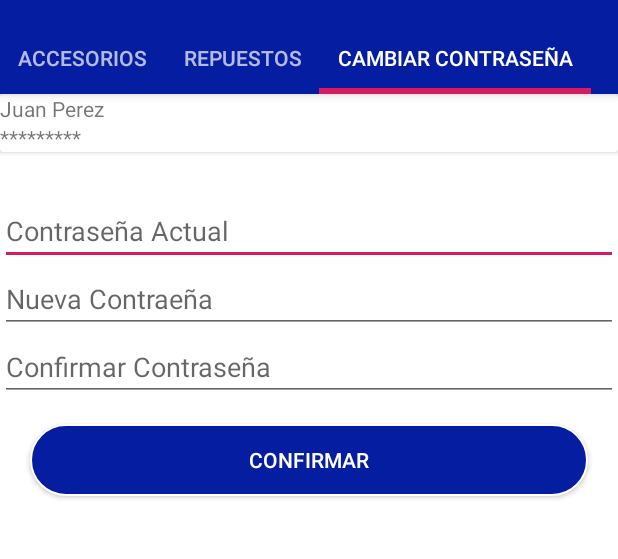
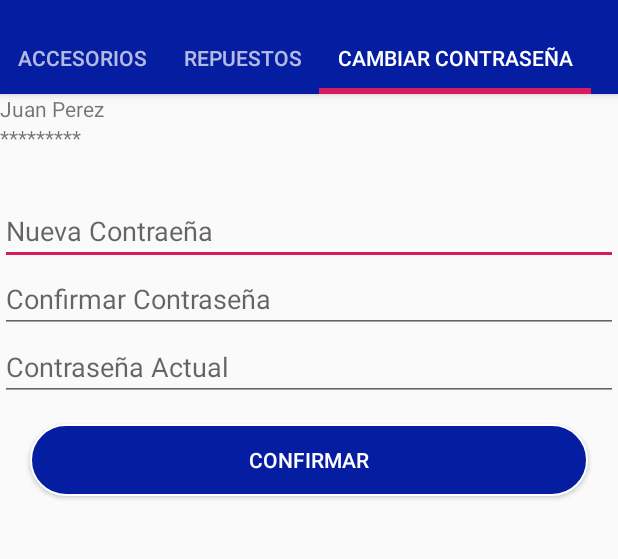
Before and after one commit to AndresGarciaPerez/SistemaInventariosAndroid, an Android app: the screen it shows after launch (MainActivity), in the options menu, after a tap on "Cambiar contraseña", on a phone screen of 412 x 824 dp, the part 62-621 px from its top. Run offline under Robolectric (Android 15) with nearby library versions, the phone set to English and light mode, and no system bars.

Commit message:
se quito la opcion de elegir pantalla y se complento modo noche y modo ingles

```diff
--- a/app/src/main/java/com/electivaIII/sistemainventario/fragments/ChangePassword.java
+++ b/app/src/main/java/com/electivaIII/sistemainventario/fragments/ChangePassword.java
@@ -31,6 +31,9 @@ public class ChangePassword extends Fragment {
     @Override
     public View onCreateView(LayoutInflater inflater, ViewGroup container,
                              Bundle savedInstanceState) {
+        if (container!=null){
+            container.removeAllViews();
+        }
         // Inflate the layout for this fragment
         View v = inflater.inflate(R.layout.fragment_change_password, container, false);
         btnConfirmar = v.findViewById(R.id.btnConfirmar);
--- a/app/src/main/java/com/electivaIII/sistemainventario/fragments/Preferences.java
+++ b/app/src/main/java/com/electivaIII/sistemainventario/fragments/Preferences.java
@@ -48,7 +48,7 @@ public class Preferences extends Fragment {
         inglesSwitch = v.findViewById(R.id.swIngles);
         tvNoche = v.findViewById(R.id.tvNoche);
         tvIngles = v.findViewById(R.id.tvIngles);
-        tvPantalla = v.findViewById(R.id.tvPantalla);
+        //tvPantalla = v.findViewById(R.id.tvPantalla);
         tvSesion = v.findViewById(R.id.tvSesion);
 
         SharedPreferences idioma = getActivity().getSharedPreferences("idioma",Context.MODE_PRIVATE);
@@ -57,8 +57,7 @@ public class Preferences extends Fragment {
             tvNoche.setText("DarkMode");
             tvSesion.setText("keep session active");
             tvIngles.setText("change to Spanish");
-            tvPantalla.setText("Select start view");
-
+           // tvPantalla.setText("Select start view");
         }
 
 
@@ -77,7 +76,7 @@ public class Preferences extends Fragment {
                     tvNoche.setText("Modo noche");
                     tvSesion.setText("Mantener sesion activa");
                     tvIngles.setText("Cambiar a idioma ingles");
-                    tvPantalla.setText("Seleccionar pantalla de inicio");
+                   // tvPantalla.setText("Seleccionar pantalla de inicio");
 
                     SharedPreferences idioma = getActivity().getSharedPreferences("idioma",Context.MODE_PRIVATE);
                     SharedPreferences.Editor editor = idioma.edit();
--- a/app/src/main/res/layout/fragment_change_password.xml
+++ b/app/src/main/res/layout/fragment_change_password.xml
@@ -3,7 +3,6 @@
     xmlns:tools="http://schemas.android.com/tools"
     android:layout_width="match_parent"
     android:layout_height="match_parent"
-    android:background="#fff"
     android:clickable="true"
     android:focusable="true"
     tools:context=".fragments.ChangePassword">
@@ -12,10 +11,6 @@
         android:layout_width="match_parent"
         android:layout_height="match_parent"
         android:orientation="vertical">
-
-        <androidx.cardview.widget.CardView
-            android:layout_width="match_parent"
-            android:layout_height="wrap_content">
 
         <LinearLayout
             android:layout_width="match_parent"
@@ -35,21 +30,11 @@
                 android:text="*********" />
         </LinearLayout>
 
-        </androidx.cardview.widget.CardView>
-
         <LinearLayout
             android:layout_width="match_parent"
             android:layout_height="match_parent"
             android:layout_marginTop="30dp"
             android:orientation="vertical">
-
-            <EditText
-                android:id="@+id/edtActual"
-                android:layout_width="match_parent"
-                android:layout_height="wrap_content"
-                android:ems="10"
-                android:hint="Contraseña Actual"
-                android:inputType="textPersonName" />
 
             <EditText
                 android:id="@+id/edtNueva"
@@ -67,6 +52,14 @@
                 android:hint="Confirmar Contraseña"
                 android:inputType="textPersonName" />
 
+            <EditText
+                android:id="@+id/edtActual"
+                android:layout_width="match_parent"
+                android:layout_height="wrap_content"
+                android:ems="10"
+                android:hint="Contraseña Actual"
+                android:inputType="textPersonName" />
+
             <Button
                 android:id="@+id/btnConfirmar"
                 android:layout_width="match_parent"
--- a/app/src/main/res/layout/fragment_preferences.xml
+++ b/app/src/main/res/layout/fragment_preferences.xml
@@ -73,25 +73,6 @@
 
         </LinearLayout>
 
-        <LinearLayout
-            android:layout_width="wrap_content"
-            android:layout_height="wrap_content"
-            android:orientation="horizontal">
-
-            <TextView
-                android:id="@+id/tvPantalla"
-                android:layout_width="190dp"
-                android:layout_height="wrap_content"
-                android:text="Seleccionar pantalla de inicio" />
-
-            <Switch
-                android:id="@+id/switch1"
-                style="@style/AppTheme.PopupOverlay"
-                android:layout_width="match_parent"
-                android:layout_height="wrap_content"
-                android:layout_marginLeft="100dp" />
-
-        </LinearLayout>
     </LinearLayout>
 
 </FrameLayout>
```
Also changed, not shown: app/src/main/java/com/electivaIII/sistemainventario/MainActivity.java (+14 -7 lines). Lines whose indentation alone changed are shown as unchanged.
